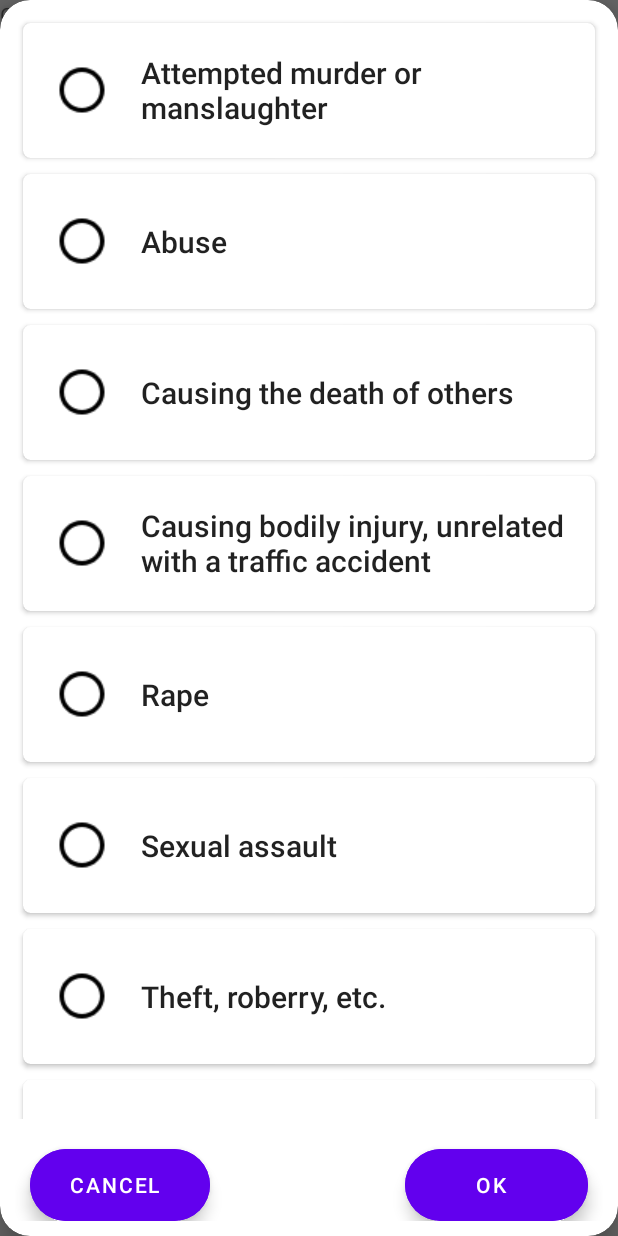
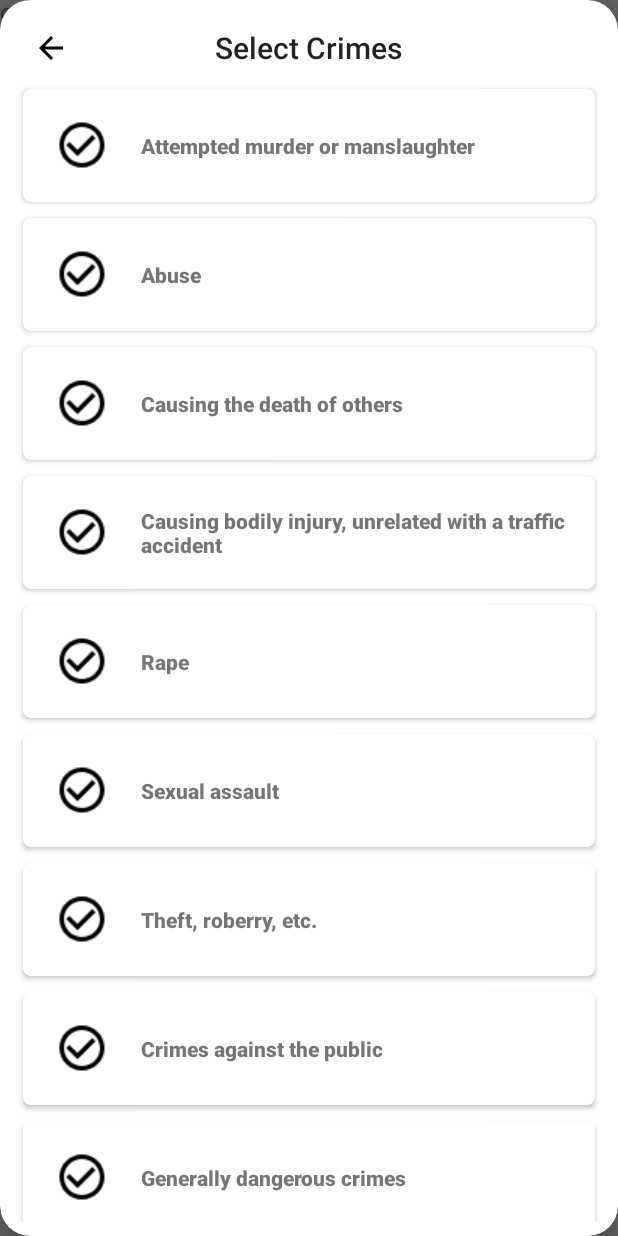
Before and after one commit to adamcq/ID2216_native, an Android app: the fragment CrimeDialogFragment placed in its activity, on a phone screen of 412 x 824 dp. Run offline under Robolectric (Android 15) with nearby library versions, the phone set to English and light mode, and no system bars; libraries missing offline, so code that uses them is left out: com.google.maps.android.

Commit message:
crime options dialog finished.

```diff
--- a/app/src/main/java/com/example/map_test1/Utils.java
+++ b/app/src/main/java/com/example/map_test1/Utils.java
@@ -1,6 +1,7 @@
 package com.example.map_test1;
 
 
+import com.example.map_test1.view.MapsFragment;
 import com.google.maps.android.data.geojson.GeoJsonLayer;
 
 import java.util.ArrayList;
@@ -230,4 +231,13 @@ public class Utils {
     public static void setCurrentDistrict(String district) {
         currentDistrict = district;
     }
+
+    public static void updateMap() {
+        MapsFragment mapsFragment = new MapsFragment();
+        mapsFragment.setPolygonStyle(Utils.getLayer());
+    }
+
+    public static void updateChart() {
+        // TODO
+    }
 }
--- a/app/src/main/java/com/example/map_test1/custom/CrimeAdapter.java
+++ b/app/src/main/java/com/example/map_test1/custom/CrimeAdapter.java
@@ -6,13 +6,13 @@ import android.view.LayoutInflater;
 import android.view.View;
 import android.view.ViewGroup;
 import android.widget.ImageButton;
-import android.widget.ImageView;
 import android.widget.TextView;
 
 import androidx.annotation.NonNull;
 import androidx.recyclerview.widget.RecyclerView;
 
 import com.example.map_test1.R;
+import com.example.map_test1.Utils;
 
 import java.util.ArrayList;
 
@@ -39,9 +39,14 @@ public class CrimeAdapter extends RecyclerView.Adapter<CrimeAdapter.ViewHolder>{
         // to set data to textview and imageview of each card layout
         CrimeItem model = crimeItemArrayList.get(position);
         Log.d("CrimeAdapter", ""+position);
-        holder.uncheckedBtn.setImageResource(R.drawable.ic_unchecked);
+
+        if (Utils.getCurrentCrimes()[position])
+            holder.checkButton.setImageResource(R.drawable.ic_checked);
+        else
+            holder.checkButton.setImageResource(R.drawable.ic_unchecked);
+
         holder.crimeName.setText(model.getName());
-//        toggleCheck(holder, position2);
+        setButtonListener(holder, position);
     }
 
     @Override
@@ -52,18 +57,25 @@ public class CrimeAdapter extends RecyclerView.Adapter<CrimeAdapter.ViewHolder>{
 
     // View holder class for initializing of your views such as TextView and Imageview
     public static class ViewHolder extends RecyclerView.ViewHolder {
-        private final ImageButton uncheckedBtn;
+        private final ImageButton checkButton;
         private final TextView crimeName;
         public ViewHolder(@NonNull View itemView) {
             super(itemView);
-            uncheckedBtn = itemView.findViewById(R.id.uncheckedButton);
+            checkButton = itemView.findViewById(R.id.uncheckedButton);
             crimeName = itemView.findViewById(R.id.name);
         }
     }
 
-    private void setButtonListener(CrimeAdapter.ViewHolder holder) {
-        holder.uncheckedBtn.setOnClickListener(btn ->  {
-            holder.uncheckedBtn.setImageResource(R.drawable.ic_checked);
+    private void setButtonListener(CrimeAdapter.ViewHolder holder, int position) {
+        holder.checkButton.setOnClickListener(btn ->  {
+            boolean[] activeCrimes = Utils.getCurrentCrimes();
+            activeCrimes[position] = !activeCrimes[position];
+//            Utils.setCurrentCrimes(activeCrimes); // maybe optional
+
+            if (activeCrimes[position])
+                holder.checkButton.setImageResource(R.drawable.ic_checked);
+            else
+                holder.checkButton.setImageResource(R.drawable.ic_unchecked);
         });
     }
 }
--- a/app/src/main/java/com/example/map_test1/view/CrimeDialogFragment.java
+++ b/app/src/main/java/com/example/map_test1/view/CrimeDialogFragment.java
@@ -44,6 +44,7 @@ public class CrimeDialogFragment extends DialogFragment {
     @Override
     public void onViewCreated(@NonNull View view, @Nullable Bundle savedInstanceState) {
         super.onViewCreated(view, savedInstanceState);
+        setOnClickListeners();
         RecyclerView courseRV = binding.crimeSelectionRecyclerView;
 
         // Here, we have created new array list and added data to it
@@ -64,9 +65,21 @@ public class CrimeDialogFragment extends DialogFragment {
         courseRV.setAdapter(crimeAdapter);
     }
 
+    @Override
+    public void onDismiss(@NonNull DialogInterface dialog) {
+        super.onDismiss(dialog);
+        Log.d("CrimeDialogFragment", "dismissed");
+    }
 
+    public void setOnClickListeners() {
+        binding.backButtonCrimeDialog.setOnClickListener(btn ->  {
+            Utils.updateMap();
+            Utils.updateChart();
+            dismiss();
+        });
+    }
 
-//    ---------------- WORKING VERSION BUT UGLY -----------------
+    //    ---------------- WORKING VERSION BUT UGLY -----------------
 //    public Dialog onCreateDialog(Bundle savedInstanceState) {
 //        selectedItems = new ArrayList();  // Where we track the selected items
 //        boolean[] currentSession = Arrays.copyOf(Utils.getCurrentCrimes(), Utils.getCurrentCrimes().length);
--- a/app/src/main/java/com/example/map_test1/view/MapsFragment.java
+++ b/app/src/main/java/com/example/map_test1/view/MapsFragment.java
@@ -178,7 +178,8 @@ public class MapsFragment extends Fragment {
     private static int getCrimeCount(int y, int d) {
         int crimeCount = 0;
         for (int c = 0; c < Utils.getCrimes().length; c++) {
-            crimeCount += Utils.getData()[d][y][c];
+            if (Utils.getCurrentCrimes()[c]) // check if it is in the selection
+                crimeCount += Utils.getData()[d][y][c];
         }
         return crimeCount;
     }
--- a/app/src/main/java/com/example/map_test1/view/YearFragment.java
+++ b/app/src/main/java/com/example/map_test1/view/YearFragment.java
@@ -58,8 +58,8 @@ public class YearFragment extends DialogFragment {
         selectYearBtn.setOnClickListener(btn ->  {
             if (latestNumPickerYear != Utils.getCurrentYear()) {
                 Utils.setCurrentYear(latestNumPickerYear);
-                MapsFragment mapsFragment = new MapsFragment();
-                mapsFragment.setPolygonStyle(Utils.getLayer());
+                Utils.updateMap();
+                Utils.updateChart();
             }
             dismiss();
         });
--- /dev/null
+++ b/app/src/main/res/drawable/ic_back.xml
@@ -0,0 +1,5 @@
+<vector android:autoMirrored="true" android:height="24dp"
+    android:tint="#000000" android:viewportHeight="24"
+    android:viewportWidth="24" android:width="24dp" xmlns:android="http://schemas.android.com/apk/res/android">
+    <path android:fillColor="@android:color/white" android:pathData="M20,11H7.83l5.59,-5.59L12,4l-8,8 8,8 1.41,-1.41L7.83,13H20v-2z"/>
+</vector>
--- a/app/src/main/res/layout/crime_item_cell.xml
+++ b/app/src/main/res/layout/crime_item_cell.xml
@@ -4,7 +4,7 @@
     xmlns:app="http://schemas.android.com/apk/res-auto"
     android:id="@+id/crimeCellContainer"
     android:layout_width="match_parent"
-    android:layout_height="90dp"
+    android:layout_height="75dp"
     app:cardCornerRadius= "5dp"
     android:layout_margin= "5dp">
 
@@ -31,7 +31,7 @@
             android:layout_height="wrap_content"
             android:id="@+id/name"
             android:text="@string/place_holder"
-            style="@style/TextAppearance.AppCompat.Title"
+            android:fontFamily="sans-serif-black"
             android:layout_gravity="center"
             android:layout_weight="1"/>
 
--- a/app/src/main/res/layout/fragment_crime_dialog.xml
+++ b/app/src/main/res/layout/fragment_crime_dialog.xml
@@ -20,42 +20,38 @@
         android:layout_height="match_parent"
         android:layout_margin="10dp">
 
+        <RelativeLayout
+            android:layout_width="match_parent"
+            android:layout_height="wrap_content"
+            android:orientation="horizontal"
+            android:id="@+id/title_layout">
+
+            <ImageButton
+                android:layout_width="wrap_content"
+                android:layout_height="wrap_content"
+                android:id="@+id/back_button_crime_dialog"
+                android:layout_alignParentStart="true"
+                android:backgroundTint="#00FFFFFF"
+                android:layout_centerVertical="true"
+                android:src="@drawable/ic_back" />
+
+            <TextView
+                android:id="@+id/select_crimes_title"
+                style="@style/TextAppearance.AppCompat.Title"
+                android:layout_width="wrap_content"
+                android:layout_height="wrap_content"
+                android:layout_centerHorizontal="true"
+                android:layout_centerVertical="true"
+                android:text="@string/select_crimes"/>
+
+        </RelativeLayout>
+
         <androidx.recyclerview.widget.RecyclerView
             android:id="@+id/crime_selection_recycler_view"
             android:layout_width="match_parent"
             android:layout_height="match_parent"
-            android:layout_above="@+id/cancel_button"
+            android:layout_below="@+id/title_layout"
             android:backgroundTint="@color/white" />
-
-        <com.google.android.material.floatingactionbutton.ExtendedFloatingActionButton
-            android:id="@+id/ok_button"
-            android:layout_width="122dp"
-            android:layout_height="wrap_content"
-            android:layout_alignParentEnd="true"
-            android:layout_alignParentBottom="true"
-            android:layout_marginStart="20dp"
-            android:layout_marginEnd="10dp"
-            android:layout_marginBottom="20dp"
-            android:backgroundTint="?attr/colorPrimary"
-            android:gravity="center"
-            android:padding="5dp"
-            android:text="@string/ok"
-            android:textColor="?colorOnPrimary" />
-
-        <com.google.android.material.floatingactionbutton.ExtendedFloatingActionButton
-            android:id="@+id/cancel_button"
-            android:layout_width="wrap_content"
-            android:layout_height="wrap_content"
-            android:layout_alignParentStart="true"
-            android:layout_alignParentBottom="true"
-            android:layout_marginStart="10dp"
-            android:layout_marginEnd="20dp"
-            android:layout_marginBottom="20dp"
-            android:backgroundTint="?attr/colorPrimary"
-            android:gravity="center"
-            android:padding="5dp"
-            android:text="@string/cancel"
-            android:textColor="?colorOnPrimary" />
 
     </RelativeLayout>
 
--- a/app/src/main/res/layout/fragment_year.xml
+++ b/app/src/main/res/layout/fragment_year.xml
@@ -29,7 +29,8 @@
             android:layout_gravity="center"
             android:layout_margin="10dp"
             android:textSize="24sp"
-            android:text="@string/select_year" />
+            android:text="@string/select_year"
+            style="@style/TextAppearance.AppCompat.Title"/>
 
         <LinearLayout
             android:layout_margin="10dp"
@@ -53,11 +54,5 @@
             android:text="@string/confirm"
             android:id="@+id/select_year_btn"/>
 
-        <CheckBox
-            android:id="@+id/checkBox"
-            android:layout_width="match_parent"
-            android:layout_height="wrap_content"
-            android:text="CheckBox" />
-
     </LinearLayout>
 </androidx.cardview.widget.CardView>
--- a/app/src/main/res/values/strings.xml
+++ b/app/src/main/res/values/strings.xml
@@ -17,4 +17,5 @@
     <string name="cancel">Cancel</string>
     <string name="place_holder">place_holder</string>
     <string name="checkbox">CheckBox</string>
+    <string name="select_crimes">Select Crimes</string>
 </resources>
```
